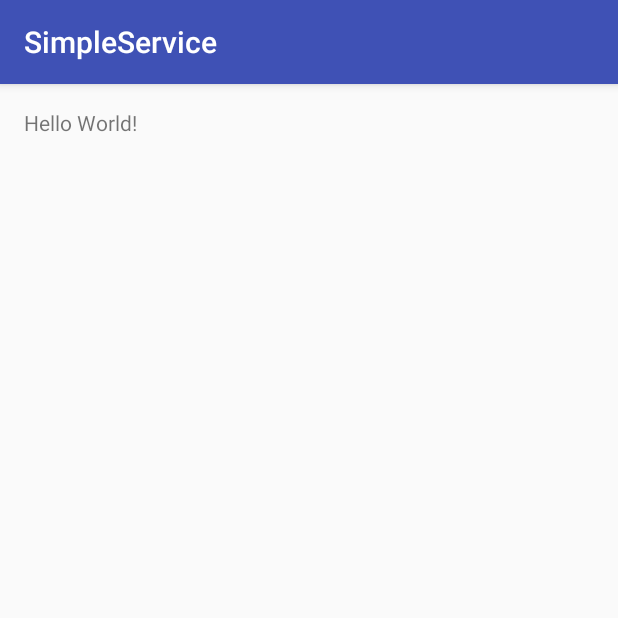
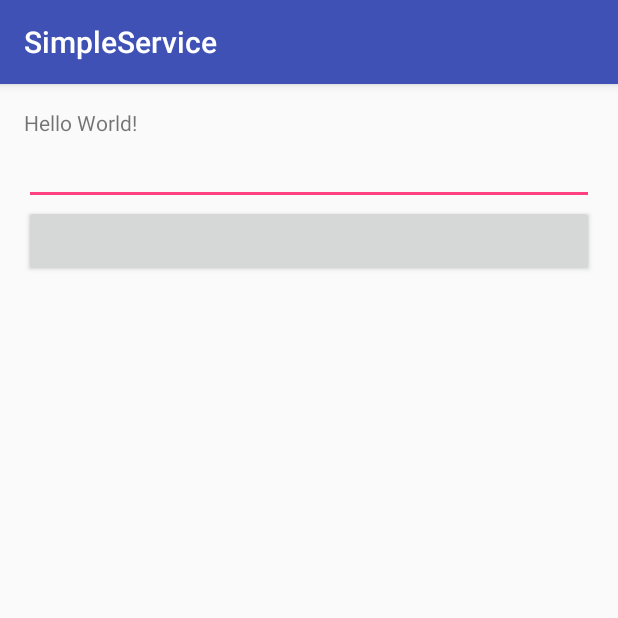
Before and after one commit to Draldo/w1d2-simpleservice, an Android app: the screen it shows after launch (MainActivity), on a phone screen of 412 x 824 dp, the top half of it. Run offline under Robolectric (Android 15) with nearby library versions, the phone set to English and light mode, and no system bars.

Commit message:
Service with view

```diff
--- a/app/src/main/java/com/example/draldo/simpleservice/MainActivity.java
+++ b/app/src/main/java/com/example/draldo/simpleservice/MainActivity.java
@@ -3,6 +3,10 @@ package com.example.draldo.simpleservice;
 import android.content.Intent;
 import android.support.v7.app.AppCompatActivity;
 import android.os.Bundle;
+import android.util.Log;
+import android.view.View;
+import android.widget.EditText;
+import android.widget.TextView;
 
 public class MainActivity extends AppCompatActivity {
 
@@ -11,8 +15,51 @@ public class MainActivity extends AppCompatActivity {
         super.onCreate(savedInstanceState);
         setContentView(R.layout.activity_main);
 
-        System.out.println("We're in the onCreate of the Activity");
+        Log.d("TAG_","We're in the onCreate of the Activity");
         Intent intent = new Intent(this, MyService.class);
         startService(intent);
     }
+
+    @Override
+    protected void onStart() {
+        super.onStart();
+        Log.d("TAG_","We're in the onStart of the Activity");
+    }
+
+    @Override
+    protected void onRestart() {
+        super.onRestart();
+        Log.d("TAG_","We're in the onRestart of the Activity");
+    }
+
+    @Override
+    protected void onResume() {
+        super.onResume();
+        Log.d("TAG_","We're in the onResume of the Activity");
+    }
+
+    @Override
+    protected void onPause() {
+        super.onPause();
+        Log.d("TAG_","We're in the onPause of the Activity");
+    }
+
+    @Override
+    protected void onStop() {
+        super.onStop();
+        Log.d("TAG_","We're in the onStop of the Activity");
+    }
+
+    @Override
+    protected void onDestroy() {
+        super.onDestroy();
+        Log.d("TAG_","We're in the onDestroy of the Activity");
+    }
+
+    public void doMagic(View view) {
+        EditText editText = (EditText) findViewById(R.id.a_main_et);
+        TextView textView = (TextView) findViewById(R.id.a_main_txt);
+
+        textView.setText(editText.getText());
+    }
 }
--- a/app/src/main/res/layout/activity_main.xml
+++ b/app/src/main/res/layout/activity_main.xml
@@ -1,5 +1,5 @@
 <?xml version="1.0" encoding="utf-8"?>
-<RelativeLayout xmlns:android="http://schemas.android.com/apk/res/android"
+<LinearLayout xmlns:android="http://schemas.android.com/apk/res/android"
     xmlns:tools="http://schemas.android.com/tools"
     android:layout_width="match_parent"
     android:layout_height="match_parent"
@@ -7,10 +7,24 @@
     android:paddingLeft="@dimen/activity_horizontal_margin"
     android:paddingRight="@dimen/activity_horizontal_margin"
     android:paddingTop="@dimen/activity_vertical_margin"
+    android:orientation="vertical"
     tools:context="com.example.draldo.simpleservice.MainActivity">
 
     <TextView
+        android:id="@+id/a_main_txt"
         android:layout_width="wrap_content"
         android:layout_height="wrap_content"
         android:text="Hello World!" />
-</RelativeLayout>
+
+    <EditText
+        android:id="@+id/a_main_et"
+        android:layout_width="match_parent"
+        android:layout_height="wrap_content" />
+
+    <Button
+        android:id="@+id/a_main_btn"
+        android:onClick="doMagic"
+        android:layout_width="match_parent"
+        android:layout_height="wrap_content" />
+
+</LinearLayout>
```
